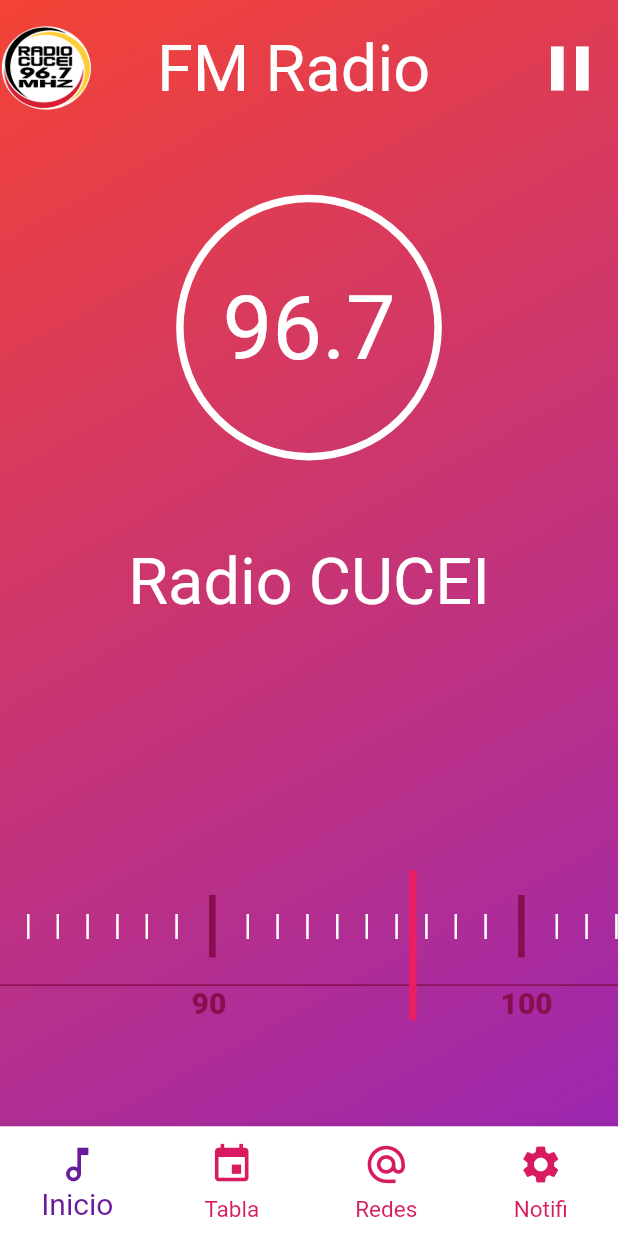
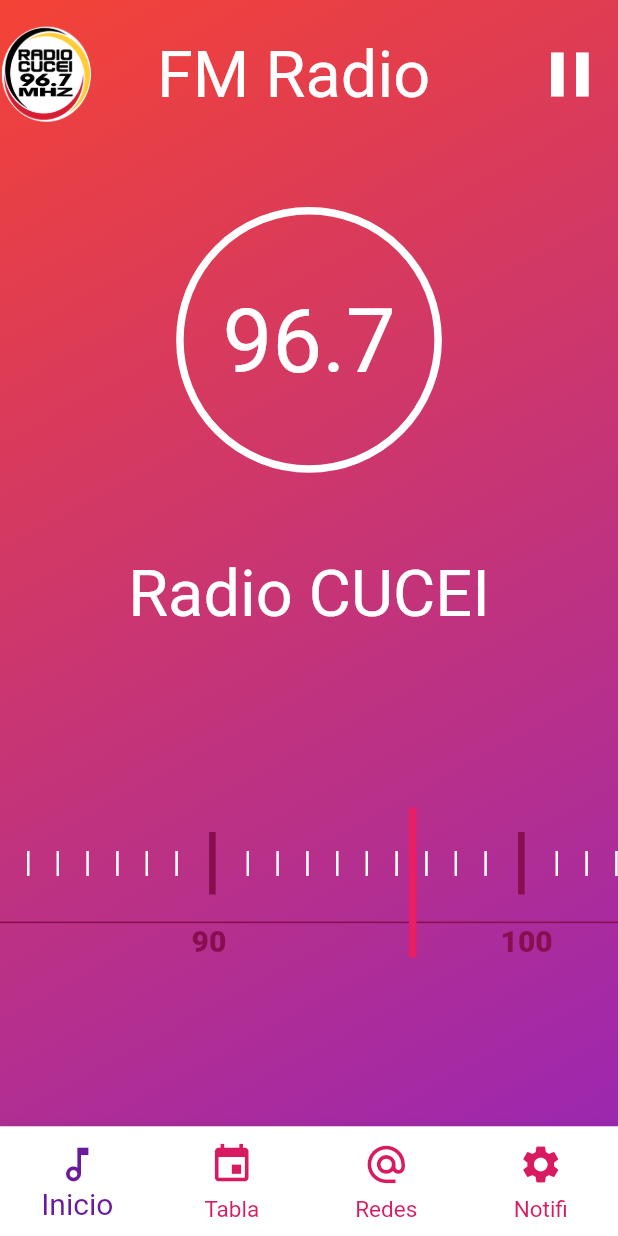
Before and after one commit to UrielRGil/RadioCUCEIFlutter, a Flutter app: the screen it shows after launch, after a tap on the "play arrow" icon, on a phone screen of 412 x 824 dp. Run offline on Flutter 3.47's test engine with Material 2 defaults, Android fonts, the phone set to English and light mode, and no system bars; our stand-ins replace flutter_vector_icons, just_audio, multi_select_flutter; network calls fail.

Commit message:
04/03/22

```diff
--- a/lib/src/pages/inicio.dart
+++ b/lib/src/pages/inicio.dart
@@ -52,17 +52,17 @@ class _InicioPageState extends State<InicioPage> {
           children: [
             //contenedor superior
               Flexible(
-                flex: 1,
+                flex: 2,
                 child: SafeArea(
                   child: Container(
-                    //color: Colors.green,
+                   // color: Colors.green,
                     child: Row(
                       mainAxisAlignment: MainAxisAlignment.spaceBetween,
                       children: [
                         Container(
                           // color: Colors.blue,
                           width: MediaQuery.of(context).size.width * 0.15,
-                          height: MediaQuery.of(context).size.height * 0.07,
+                          height: MediaQuery.of(context).size.height * 0.08,
                           margin: EdgeInsets.only(
                             top: MediaQuery.of(context).size.height*0.02,
                           ),
@@ -173,7 +173,7 @@ class _InicioPageState extends State<InicioPage> {
                               return Container(
                                 // color: Colors.white,
                                 width: MediaQuery.of(context).size.width * 0.95,
-                                height: MediaQuery.of(context).size.height * 0.10,
+                                height: MediaQuery.of(context).size.height * 0.09,
                                 // color: Colors.teal,
 
                                 child: SingleChildScrollView(
--- a/lib/src/pages/tabla.dart
+++ b/lib/src/pages/tabla.dart
@@ -18,6 +18,7 @@ class TablaPage extends StatefulWidget {
 class _TablaPageState extends State<TablaPage> {
 final List<MultiSelectItem<String?>> itemsHorario = [];
   late Future<Horario> futureHorario;
+  List<dynamic> h = [];
 
   @override
   void initState() {
@@ -27,9 +28,10 @@ final List<MultiSelectItem<String?>> itemsHorario = [];
 
   @override
   Widget build(BuildContext context) {
-    return Scaffold(
-      body:
-      Container(
+    return MaterialApp(
+      home:
+      Scaffold(
+        body: Container(
           decoration: BoxDecoration(
               gradient: LinearGradient(
                   begin: Alignment.bottomRight,
@@ -48,7 +50,7 @@ final List<MultiSelectItem<String?>> itemsHorario = [];
                     future: futureHorario,
                     builder: (context, snapshot){
                       if(snapshot.hasData){
-                      List<dynamic> h = snapshot.data!.filas;
+                        h = snapshot.data!.filas;
                         h.forEach((fila) {completarFilas(fila);});
                         final Map<String, dynamic> disponibilidad = generarDisponibilidad(h);
                         //Iterar sobre programa
@@ -74,14 +76,20 @@ final List<MultiSelectItem<String?>> itemsHorario = [];
                   ),
             ),
           ),
+        ),
+        floatingActionButton: FloatingActionButton(onPressed: () {
+        generarFormulario(h);
+      }),
       )
+
+
         );
+
   }
  //https://www.woolha.com/tutorials/flutter-using-datatable-widget-examples
   DataTable generarHorario(List<dynamic> resultado){
     return DataTable(
-      headingRowColor: MaterialStateColor.resolveWith((states) => Colors.orange),
-      decoration: BoxDecoration(border: Border.all(color: Colors.purple, width: 10)),
+      headingRowColor: MaterialStateColor.resolveWith((states) => Colors.purple),
               columns: [
                 DataColumn(label: Text(
                     'Hora',
@@ -125,7 +133,9 @@ final List<MultiSelectItem<String?>> itemsHorario = [];
                     textAlign: TextAlign.center,
                 )),
               ],
-              rows: [ for(List<dynamic> fila in resultado) DataRow(cells: [for(String elemento in fila) DataCell(Text(elemento, style: TextStyle(color: Colors.white),))])],
+              rows: [ for(List<dynamic> fila in resultado) DataRow(
+                color: MaterialStateProperty.all(Colors.white),
+                cells: [for(String elemento in fila) DataCell(Text(elemento, style: TextStyle(color: Colors.red),))])],
             );
   }
 
```
Lines whose indentation alone changed are shown as unchanged.
